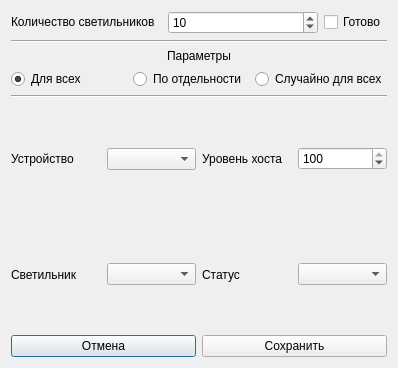
layxproud/QulonServerTest, file lightdeviceswindow.ui: the form before one commit.
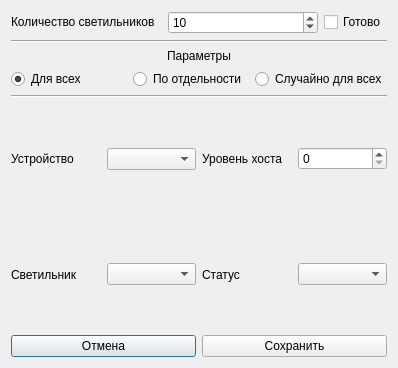
The form after the commit.

```diff
--- a/lightdeviceswindow.ui
+++ b/lightdeviceswindow.ui
@@ -161,7 +161,7 @@
           <number>100</number>
          </property>
          <property name="value">
-          <number>100</number>
+          <number>0</number>
          </property>
         </widget>
        </item>
```
